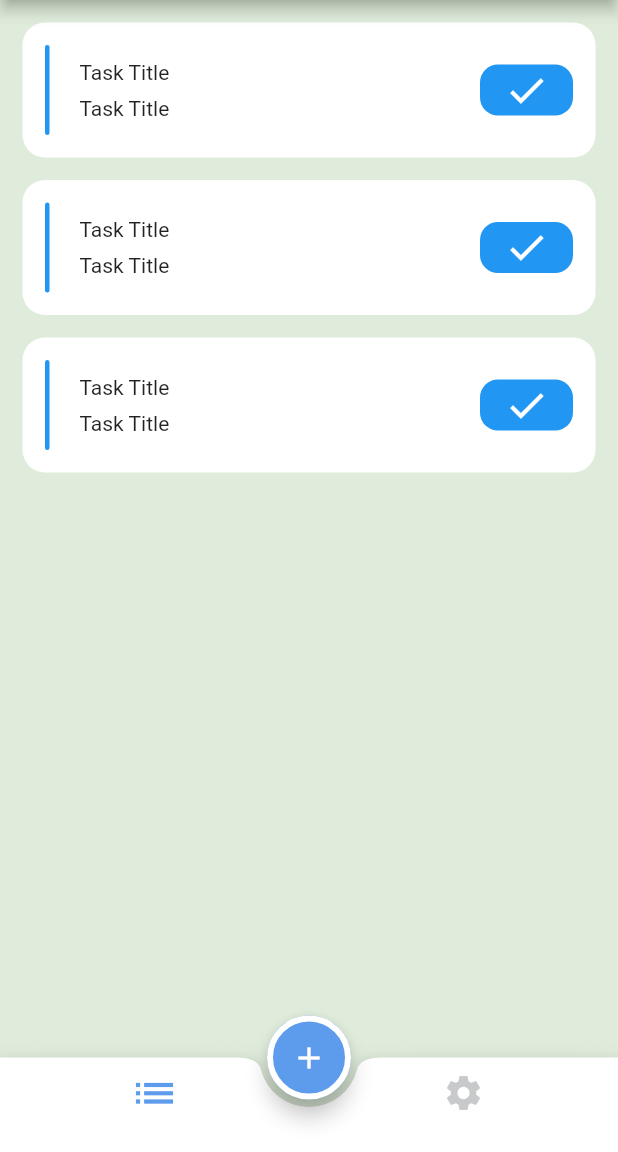
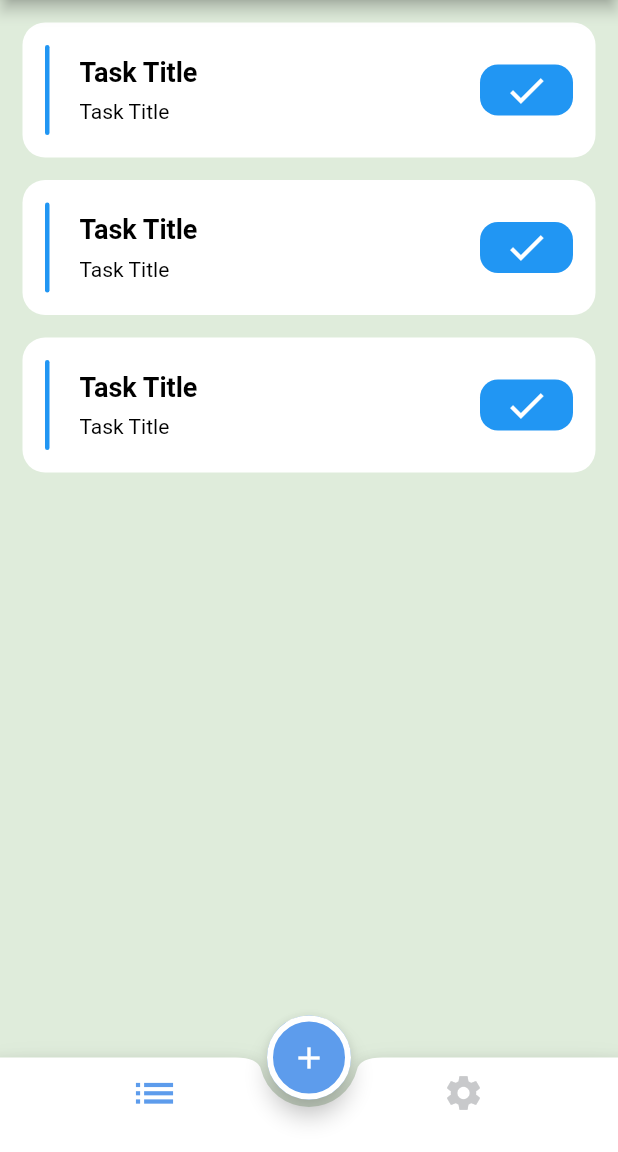
Before and after one commit to YounanGamal/task-management-app, a Flutter app: the screen it shows after launch, on a phone screen of 412 x 824 dp, the part 84-1236 px from its top. Run offline on Flutter 3.47's test engine with Material 3 defaults, Android fonts, the phone set to English and light mode, and no system bars; our stand-ins replace firebase_core; accounts and stored records are empty; generated files the repository leaves out were written again.

Commit message:
+ theme + language

```diff
--- /dev/null
+++ b/l10n.yaml
@@ -0,0 +1,3 @@
+arb-dir: lib/l10n
+template-arb-file: app_en.arb
+output-localization-file: app_localizations.dart
--- a/lib/UI/Components/task_item.dart
+++ b/lib/UI/Components/task_item.dart
@@ -9,7 +9,7 @@ class TaskItem extends StatelessWidget {
       width: double.infinity,
       height: 90,
       decoration: BoxDecoration(
-        color: Colors.white,
+        color: Theme.of(context).bottomNavigationBarTheme.backgroundColor,
         borderRadius: BorderRadius.circular(15),
       ),
       padding: EdgeInsets.all(15),
@@ -29,11 +29,11 @@ class TaskItem extends StatelessWidget {
               mainAxisAlignment: MainAxisAlignment.center,
               crossAxisAlignment: CrossAxisAlignment.start,
               children: [
-                Text('Task Title'),
+                Text('Task Title',style: Theme.of(context).textTheme.titleMedium,),
                 SizedBox(
                   height: 8,
                 ),
-                Text('Task Title'),
+                Text('Task Title',style: Theme.of(context).textTheme.bodyMedium,),
               ],
             ),
           ),
--- a/lib/UI/Home/home_screen.dart
+++ b/lib/UI/Home/home_screen.dart
@@ -2,6 +2,7 @@ import 'package:flutter/material.dart';
 import 'package:task_management_app/UI/Home/menus/menus_tab_widget.dart';
 import 'package:task_management_app/UI/Home/settings/settings_tab_widget.dart';
 import 'package:task_management_app/UI/Home/task_bottom_sheet.dart';
+import 'package:flutter_gen/gen_l10n/app_localizations.dart';
 
 class HomeScreen extends StatefulWidget {
   static const String routeName = 'Home-Screen';
@@ -25,8 +26,8 @@ class _HomeScreenState extends State<HomeScreen> {
     return Scaffold(
       appBar: AppBar(
         backgroundColor: const Color(0xff5D9CEC),
-        title: const Text(
-          'Task',
+        title:  Text(
+         AppLocalizations.of(context)!.app_name,
           style: TextStyle(
             fontSize: 25,
             fontWeight: FontWeight.bold,
@@ -48,6 +49,7 @@ class _HomeScreenState extends State<HomeScreen> {
       ),
       floatingActionButtonLocation: FloatingActionButtonLocation.centerDocked,
       bottomNavigationBar: BottomAppBar(
+        color: Theme.of(context).bottomNavigationBarTheme.backgroundColor,
         notchMargin: 5,
         shape: CircularNotchedRectangle(),
         child: BottomNavigationBar(
--- a/lib/UI/Style/mytheme.dart
+++ b/lib/UI/Style/mytheme.dart
@@ -25,6 +25,11 @@ class Mytheme {
         fontWeight: FontWeight.bold,
         color: Colors.black,
         fontSize: 18,
+      ),
+      bodyMedium: TextStyle(
+        // fontWeight: FontWeight.bold,
+        color: Colors.black,
+        fontSize: 14,
       ),
     ),
     appBarTheme: const AppBarTheme(
@@ -60,6 +65,11 @@ class Mytheme {
         color: Colors.white,
         fontSize: 18,
       ),
+      bodyMedium: TextStyle(
+        // fontWeight: FontWeight.bold,
+        color: Colors.white,
+        fontSize: 14,
+      ),
     ),
     appBarTheme: const AppBarTheme(
       titleTextStyle: TextStyle(
--- a/lib/main.dart
+++ b/lib/main.dart
@@ -1,5 +1,6 @@
 import 'package:firebase_core/firebase_core.dart';
 import 'package:flutter/material.dart';
+import 'package:flutter_localizations/flutter_localizations.dart';
 import 'package:provider/provider.dart';
 import 'package:task_management_app/Providers/settings_provider.dart';
 import 'package:task_management_app/UI/Home/home_screen.dart';
@@ -8,6 +9,7 @@ import 'package:task_management_app/UI/auth/Login%20Screeen/login/login_screen_w
 import 'package:task_management_app/UI/auth/Login%20Screeen/login_screen.dart';
 import 'package:task_management_app/UI/auth/Login%20Screeen/register/sing_up_screen_widget.dart';
 import 'firebase_options.dart';
+import 'package:flutter_gen/gen_l10n/app_localizations.dart';
 
 void main() async {
   WidgetsFlutterBinding.ensureInitialized();
@@ -27,10 +29,18 @@ class TaskManagement extends StatelessWidget {
 
   @override
   Widget build(BuildContext context) {
+    SettingsProvider provider = Provider.of<SettingsProvider>(context);
+
     return MaterialApp(
+      localizationsDelegates: AppLocalizations.localizationsDelegates,
+      supportedLocales: [
+        Locale('en'), // English
+        Locale('ar'), // Arabic
+      ],
       theme: Mytheme.lightTheme,
       darkTheme: Mytheme.darkTheme,
-      themeMode: ThemeMode.light,
+      themeMode: provider.currentTheme,
+      locale: provider.currentLocale,
       debugShowCheckedModeBanner: false,
       routes: {
         LoginScreen.routeName: (context) => const LoginScreen(),
--- a/pubspec.yaml
+++ b/pubspec.yaml
@@ -32,12 +32,16 @@ dependencies:
     sdk: flutter
 
 
+
   # The following adds the Cupertino Icons font to your application.
   # Use with the CupertinoIcons class for iOS style icons.
   cupertino_icons: ^1.0.6
   provider: ^6.1.2
   firebase_core: ^3.1.1
   firebase_auth: ^5.1.1
+  flutter_localizations:
+    sdk: flutter
+  intl: any
 
 dev_dependencies:
   flutter_test:
@@ -60,6 +64,7 @@ flutter:
   # included with your application, so that you can use the icons in
   # the material Icons class.
   uses-material-design: true
+  generate: true # Add this linegenerate: true # Add this line
 
   # To add assets to your application, add an assets section, like this:
   # assets:
```
Also changed, not shown: lib/Providers/settings_provider.dart (+7 -0 lines), lib/UI/Home/settings/Theme/theme_bottom_sheet.dart (+5 -5 lines), lib/UI/Home/settings/local/language_bottom_sheet.dart (+12 -12 lines), lib/UI/Home/settings/settings_tab_widget.dart (+9 -6 lines), lib/UI/Home/task_bottom_sheet.dart (+6 -6 lines), lib/l10n/app_ar.arb (added, +14 -0 lines), lib/l10n/app_en.arb (added, +14 -0 lines), pubspec.lock.
